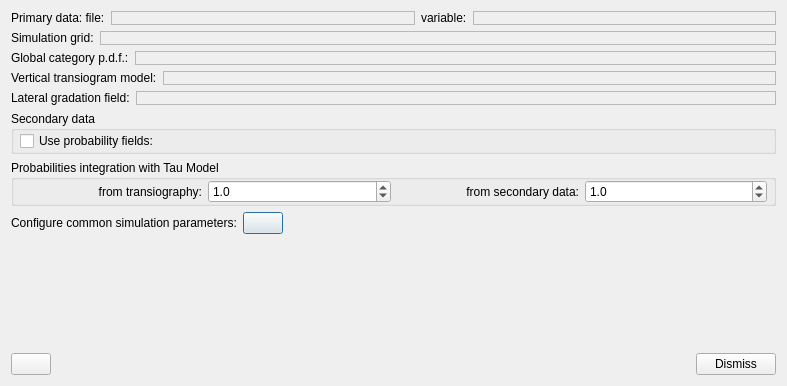
Above: dialogs/mcrfsimdialog.ui from PauloCarvalhoRJ/gammaray before the change. Below: the same form after it.
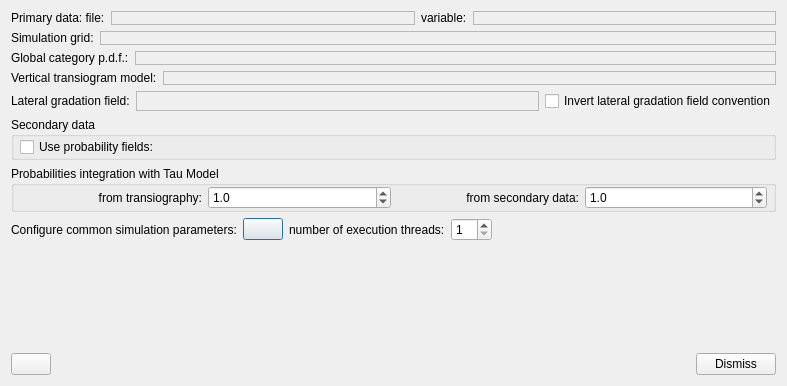
That is the form after the change. Icons and pictures are not drawn.

```diff
--- a/dialogs/mcrfsimdialog.ui
+++ b/dialogs/mcrfsimdialog.ui
@@ -284,6 +284,13 @@
        </layout>
       </widget>
      </item>
+     <item>
+      <widget class="QCheckBox" name="chkInvertGradationFieldConvention">
+       <property name="text">
+        <string>Invert lateral gradation field convention</string>
+       </property>
+      </widget>
+     </item>
     </layout>
    </item>
    <item>
@@ -401,6 +408,23 @@
        </property>
       </widget>
      </item>
+     <item>
+      <widget class="QLabel" name="label_6">
+       <property name="text">
+        <string>number of execution threads:</string>
+       </property>
+      </widget>
+     </item>
+     <item>
+      <widget class="QSpinBox" name="spinNumberOfThreads">
+       <property name="minimum">
+        <number>1</number>
+       </property>
+       <property name="value">
+        <number>1</number>
+       </property>
+      </widget>
+     </item>
      <item>
       <spacer name="horizontalSpacer_2">
        <property name="orientation">
```
